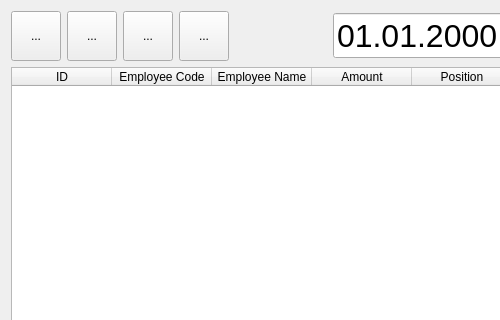
The window that Restaurant2/dlgsalary.ui (End1-1/Resort-2) describes before a commit, drawn with Qt 5; both pictures show x 0 to 500 and y 0 to 320 of the 649 by 485 pixel window.
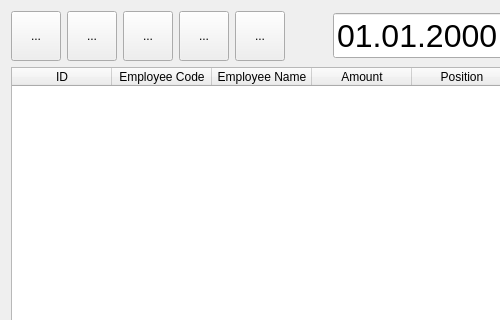
The same window after the commit. Icons and pictures are not drawn. Custom widgets are drawn as their Qt base class.

```diff
--- a/Restaurant2/dlgsalary.ui
+++ b/Restaurant2/dlgsalary.ui
@@ -145,6 +145,35 @@
         </property>
        </widget>
       </item>
+      <item>
+       <widget class="QToolButton" name="btnPrint">
+        <property name="minimumSize">
+         <size>
+          <width>50</width>
+          <height>50</height>
+         </size>
+        </property>
+        <property name="maximumSize">
+         <size>
+          <width>50</width>
+          <height>50</height>
+         </size>
+        </property>
+        <property name="text">
+         <string>...</string>
+        </property>
+        <property name="icon">
+         <iconset resource="res.qrc">
+          <normaloff>:/images/printer.png</normaloff>:/images/printer.png</iconset>
+        </property>
+        <property name="iconSize">
+         <size>
+          <width>32</width>
+          <height>32</height>
+         </size>
+        </property>
+       </widget>
+      </item>
       <item>
        <spacer name="horizontalSpacer">
         <property name="orientation">
```
